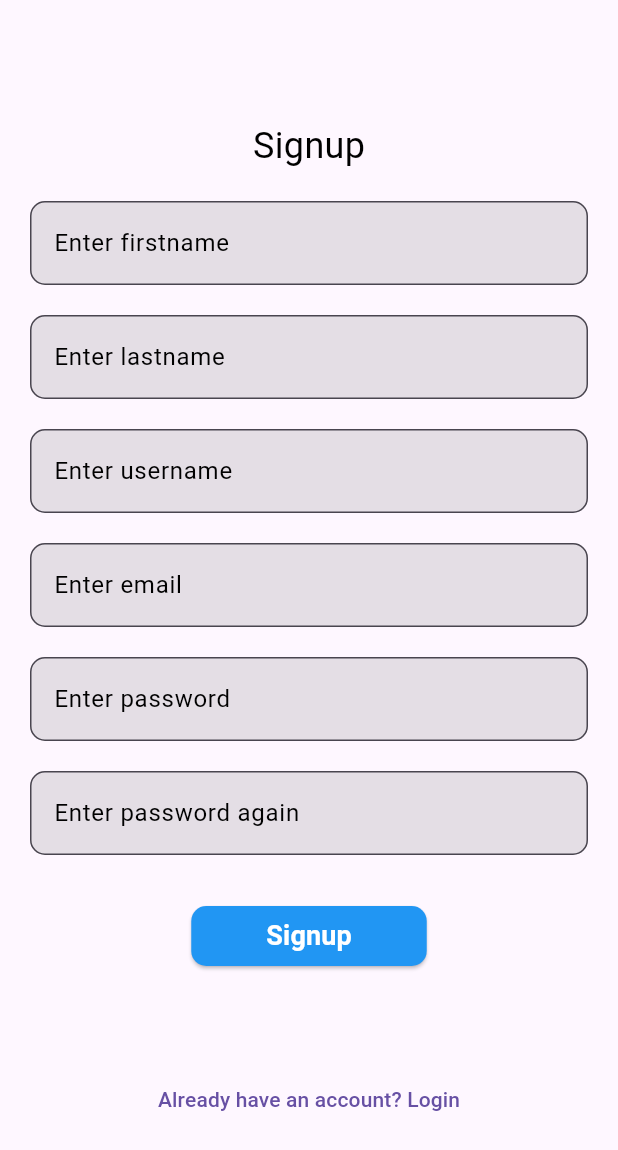
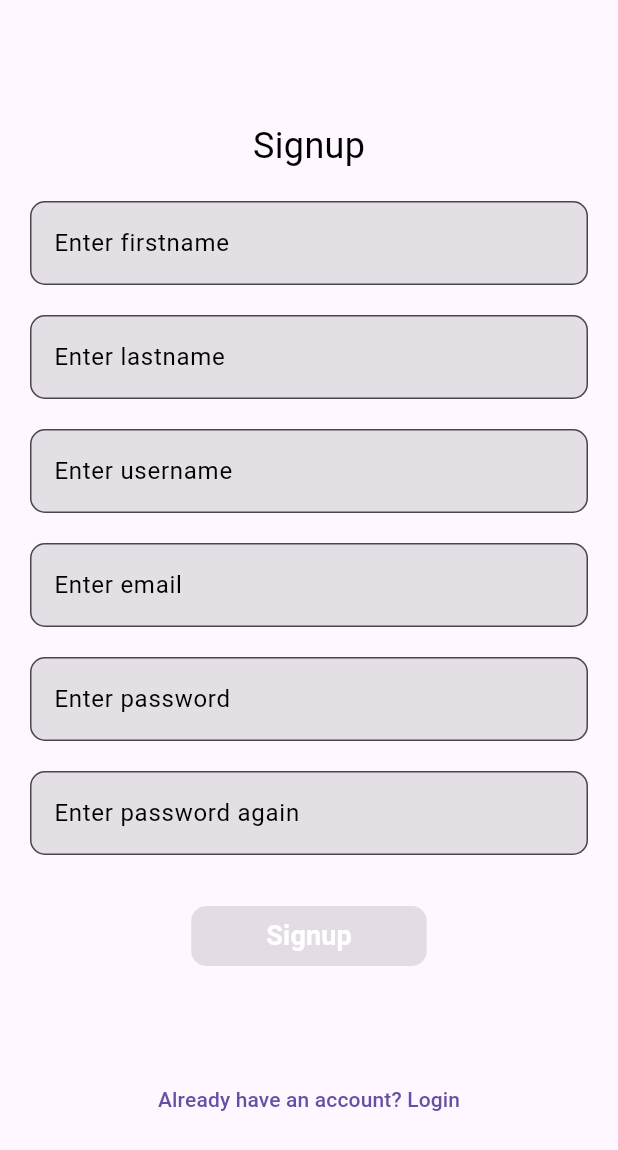
Before and after one commit to MeharSam1671/MadadGaar, a Flutter app: the SignupScreen screen opened by its route, after a tap on "Already have an account? Login", after a tap on "Not Signup?/Signup from here", on a phone screen of 412 x 824 dp. Shown: the top 1150 px of the screen. Run offline on Flutter 3.47's test engine with Material 3 defaults, Android fonts, the phone set to English and light mode, and no system bars; our stand-ins replace cloud_firestore, firebase_core, geolocator, google_maps_flutter; accounts and stored records are empty.

Commit message:
unique constraints in signup

```diff
--- a/lib/Home/Home.dart
+++ b/lib/Home/Home.dart
@@ -139,8 +139,12 @@ class _HomeState extends State<Home> {
     );
   }
 
-  Widget _buildDialogOption(BuildContext context, {required IconData icon, required String text,required VoidCallback onTap}) {
-    final arguments = ModalRoute.of(context)?.settings.arguments as Map<String, String>?;
+  Widget _buildDialogOption(BuildContext context,
+      {required IconData icon,
+      required String text,
+      required VoidCallback onTap}) {
+    final arguments =
+        ModalRoute.of(context)?.settings.arguments as Map<String, String>?;
 
     final userName = arguments?['userName'];
     final password = arguments?['password'];
@@ -207,8 +211,8 @@ class _HomeState extends State<Home> {
                       ),
                     ),
                     duration: const Duration(seconds: 2),
-                    child: SafeArea(child:
-                    Column(
+                    child: SafeArea(
+                        child: Column(
                       children: [
                         const SizedBox(
                           height: 50,
@@ -234,9 +238,7 @@ class _HomeState extends State<Home> {
                                     MediaQuery.of(context).size.height * 0.052),
                             ElevatedButton(
                               onPressed: () {
-
                                 _showCustomDialog(context);
-
                               },
                               style: ElevatedButton.styleFrom(
                                 shape: const CircleBorder(),
@@ -250,12 +252,10 @@ class _HomeState extends State<Home> {
                           ],
                         ),
                       ],
-                    )
-                    ),
+                    )),
                   ),
                   SafeArea(
-                  child:
-                  DraggableScrollableSheet(
+                    child: DraggableScrollableSheet(
                       initialChildSize:
                           0.35, // initial height (0.0 to 1.0, where 1.0 is full screen)
                       minChildSize: 0.35, // minimum height (0.0 to 1.0)
@@ -303,7 +303,8 @@ class _HomeState extends State<Home> {
                                                 "New Ambulance will be Introduced in future",
                                                 style: TextStyle(
                                                     fontSize: 20,
-                                                  fontWeight: FontWeight.bold),
+                                                    fontWeight:
+                                                        FontWeight.bold),
                                               ),
                                               const SizedBox(height: 10),
                                               const Text(
@@ -361,7 +362,8 @@ class _HomeState extends State<Home> {
                                                 "New Ambulance will be Introduced in future",
                                                 style: TextStyle(
                                                     fontSize: 20,
-                                                  fontWeight: FontWeight.bold),
+                                                    fontWeight:
+                                                        FontWeight.bold),
                                               ),
                                               const SizedBox(height: 10),
                                               const Text(
@@ -426,7 +428,8 @@ class _HomeState extends State<Home> {
                           ),
                         );
                       },
-                  ),),
+                    ),
+                  ),
                 ],
               ),
               Positioned(
@@ -434,7 +437,6 @@ class _HomeState extends State<Home> {
                   right: 16,
                   child: FloatingActionButton(
                     onPressed: () {
-
                       if (login) {
                         Navigator.pushNamed(context, "/ChatAI");
                       } else {
@@ -479,13 +481,23 @@ class _HomeState extends State<Home> {
                           ),
                           onPressed: () {
                             login
-                              ? Navigator.pushNamed(context,'/showProfile',arguments: "hafiz", // Pass the userName here
+                                ? Navigator.pushNamed(
+                                    context,
+                                    '/showProfile',
+                                    arguments:
+                                        "hafiz", // Pass the userName here
                                   )
                                 : Navigator.pushNamed(context, "/LoginProfile");
                           },
                         ),
                         // Check if userName is null and display a default message if it is
-                      Text("Hi, ${userName ?? 'Guest'}",style: TextStyle(color: Colors.white,fontSize: 18,fontWeight: FontWeight.bold),), // Default to 'Guest' if userName is null
+                        Text(
+                          "Hi, ${userName ?? 'Guest'}",
+                          style: const TextStyle(
+                              color: Colors.white,
+                              fontSize: 18,
+                              fontWeight: FontWeight.bold),
+                        ), // Default to 'Guest' if userName is null
                         IconButton(
                           icon: const Icon(
                             Icons.search,
@@ -495,7 +507,6 @@ class _HomeState extends State<Home> {
                         ),
                       ],
                     ),
-
                   ]),
                 )),
           )
--- a/lib/login/signup/signup.dart
+++ b/lib/login/signup/signup.dart
@@ -1,3 +1,5 @@
+import 'dart:async';
+
 import 'package:cloud_firestore/cloud_firestore.dart';
 import 'package:flutter/foundation.dart';
 import 'package:flutter/material.dart';
@@ -11,6 +13,8 @@ class SignupScreen extends StatefulWidget {
 }
 
 class _SignupScreenState extends State<SignupScreen> {
+  Timer? idInputInactiveRecorder, emailInputInactiveRecorder;
+
   bool isLoading = false;
   bool isSuccessful = false;
   String error = "";
@@ -45,6 +49,13 @@ class _SignupScreenState extends State<SignupScreen> {
     beginAlignment = Alignment.topRight;
     endAlignment = Alignment.bottomRight;
     _startAnimation();
+  }
+
+  @override
+  void dispose() {
+    idInputInactiveRecorder?.cancel();
+    emailInputInactiveRecorder?.cancel();
+    super.dispose();
   }
 
   Future<void> signUp(BuildContext context) async {
@@ -104,6 +115,78 @@ class _SignupScreenState extends State<SignupScreen> {
     });
   }
 
+  Future<void> isIDUnique() async {
+    try {
+      if (idInputInactiveRecorder?.isActive ?? false) {
+        idInputInactiveRecorder?.cancel();
+      }
+      idInputInactiveRecorder =
+          Timer(const Duration(milliseconds: 500), () async {
+        setState(() {
+          isIDCheckInProgress = true;
+        });
+        var dbInstance = FirebaseFirestore.instance;
+        var existingUser = await dbInstance
+            .collection('users')
+            .where('userID', isEqualTo: user)
+            .get();
+        if (existingUser.docs.isEmpty) {
+          setState(() {
+            isUniqueUserID = true;
+          });
+        } else {
+          setState(() {
+            isUniqueUserID = false;
+          });
+        }
+        setState(() {
+          isIDCheckInProgress = false;
+        });
+      });
+    } catch (e) {
+      setState(() {
+        isUniqueUserID = false;
+        isIDCheckInProgress = false;
+      });
+    }
+  }
+
+  Future<void> isEmailUnique() async {
+    try {
+      if (emailInputInactiveRecorder?.isActive ?? false) {
+        emailInputInactiveRecorder?.cancel();
+      }
+      emailInputInactiveRecorder =
+          Timer(const Duration(milliseconds: 500), () async {
+        setState(() {
+          isEmailCheckInProgress = true;
+        });
+        var dbInstance = FirebaseFirestore.instance;
+        var existingUser = await dbInstance
+            .collection('users')
+            .where('email', isEqualTo: email)
+            .get();
+        if (existingUser.docs.isEmpty) {
+          setState(() {
+            isUniqueEmail = true;
+          });
+        } else {
+          setState(() {
+            isUniqueEmail = false;
+          });
+        }
+        setState(() {
+          isEmailCheckInProgress = false;
+        });
+      });
+    } catch (e) {
+      setState(() {
+        isUniqueEmail = false;
+        isEmailCheckInProgress = false;
+      });
+    }
+  }
+
   @override
   Widget build(BuildContext context) {
     return Scaffold(
@@ -157,13 +240,14 @@ class _SignupScreenState extends State<SignupScreen> {
                   decoration: InputDecoration(
                     suffixIcon: user.isNotEmpty
                         ? isIDCheckInProgress
-                            ? const CircularProgressIndicator()
+                            ? const Icon(Icons.timelapse)
                             : Icon(
-                                isUniqueUserID
+                                isUniqueUserID && checkuser
                                     ? Icons.check_circle
                                     : Icons.cancel,
-                                color:
-                                    isUniqueUserID ? Colors.green : Colors.red,
+                                color: isUniqueUserID && checkuser
+                                    ? Colors.green
+                                    : Colors.red,
                               )
                         : null,
                     hintText: "Enter username",
@@ -176,29 +260,45 @@ class _SignupScreenState extends State<SignupScreen> {
                     fillColor: Colors.black.withOpacity(0.1),
                   ),
                   onChanged: (value) {
-                    setState(() {
-                      // Validate the username with the regex
-                      if (useregex.hasMatch(value)) {
+                    // Validate the username with the regex
+                    if (useregex.hasMatch(value)) {
+                      setState(() {
                         checkuser = true;
-                      } else {
+                      });
+                      isIDUnique();
+                    } else {
+                      setState(() {
                         checkuser = false;
-                        isUniqueUserID = false;
-                      }
-                      user = value;
-                    });
+                      });
+                    }
+                    user = value;
                   },
                   style: const TextStyle(color: Colors.black),
                 ),
-                if (!checkuser && user.isNotEmpty)
-                  const Text(
-                    "Username must be combination of alphabtes and digits",
-                    style: TextStyle(color: Colors.red),
+                if (user.isNotEmpty && !(checkuser && isUniqueUserID))
+                  Text(
+                    !checkuser
+                        ? "Username must be combination of alphabtes and digits"
+                        : "This user ID is already in use",
+                    style: const TextStyle(color: Colors.red),
                   ),
                 const SizedBox(height: 20),
                 // Email Field
                 TextField(
                   controller: _emailController,
                   decoration: InputDecoration(
+                    suffixIcon: email.isNotEmpty
+                        ? isEmailCheckInProgress
+                            ? const Icon(Icons.timelapse)
+                            : Icon(
+                                isUniqueEmail && isValidEmail
+                                    ? Icons.check_circle
+                                    : Icons.cancel,
+                                color: isUniqueEmail && isValidEmail
+                                    ? Colors.green
+                                    : Colors.red,
+                              )
+                        : null,
                     hintText: "Enter email",
                     hintStyle: const TextStyle(color: Colors.black),
                     border: OutlineInputBorder(
@@ -207,14 +307,22 @@ class _SignupScreenState extends State<SignupScreen> {
                     ),
                     filled: true,
                     fillColor: Colors.black.withOpacity(0.1),
-                    errorText: isValidEmail ? null : 'Invalid email format',
+                    errorText: !isValidEmail
+                        ? 'Invalid email format'
+                        : email.isNotEmpty && !isUniqueEmail
+                            ? 'This email is already in use'
+                            : null,
                   ),
                   style: const TextStyle(color: Colors.black),
                   onChanged: (value) {
                     setState(() {
                       email = value;
-                      isValidEmail = emailRegex.hasMatch(email);
+                      isValidEmail =
+                          emailRegex.hasMatch(email) || email.isEmpty;
                     });
+                    if (isValidEmail) {
+                      isEmailUnique();
+                    }
                   },
                 ),
                 const SizedBox(height: 20),
@@ -268,12 +376,19 @@ class _SignupScreenState extends State<SignupScreen> {
                 const SizedBox(height: 10),
                 // Signup Button
                 ElevatedButton(
-                  onPressed:
-                      isLoading ? null : () async => await signUp(context),
+                  onPressed: !(isUniqueEmail &&
+                              isUniqueUserID &&
+                              fName.isNotEmpty &&
+                              lName.isNotEmpty &&
+                              password.isNotEmpty &&
+                              passwordsMatch) ||
+                          isLoading
+                      ? null
+                      : () async => await signUp(context),
                   style: ElevatedButton.styleFrom(
                     backgroundColor: Colors.blue,
-                    padding: const EdgeInsets.symmetric(
-                        vertical: 0, horizontal: 50),
+                    padding:
+                        const EdgeInsets.symmetric(vertical: 0, horizontal: 50),
                     shape: RoundedRectangleBorder(
                       borderRadius: BorderRadius.circular(10),
                     ),
@@ -281,7 +396,7 @@ class _SignupScreenState extends State<SignupScreen> {
                   child: isLoading
                       ? const Row(
                           children: [
-                            CircularProgressIndicator.adaptive(),
+                            Icon(Icons.timelapse),
                             SizedBox(
                               width: 10,
                             ),
```
Also changed, not shown: lib/Profile/profile.dart (+7 -3 lines), lib/login/signup/login.dart (+28 -22 lines). Lines whose indentation alone changed are shown as unchanged.
